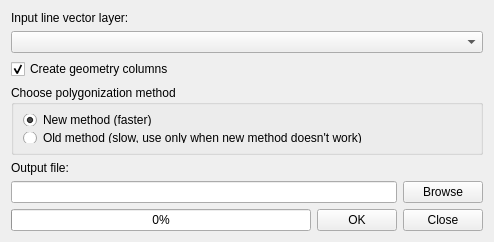
The window that ui_polygonizer.ui (p0cisk/Polygonizer) describes before a commit, drawn with Qt 5.
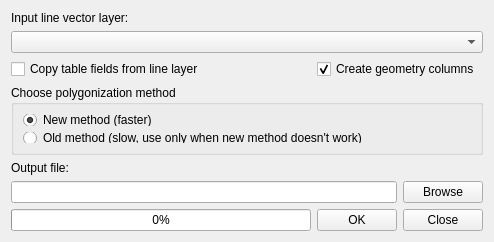
The same window after the commit.

Commit message: Fix #2 - copy fields from source layer is now optional

```diff
--- a/ui_polygonizer.ui
+++ b/ui_polygonizer.ui
@@ -34,16 +34,6 @@
      </property>
     </widget>
    </item>
-   <item row="2" column="0" colspan="2">
-    <widget class="QCheckBox" name="cbGeometry">
-     <property name="text">
-      <string>Create geometry columns</string>
-     </property>
-     <property name="checked">
-      <bool>true</bool>
-     </property>
-    </widget>
-   </item>
    <item row="4" column="0">
     <widget class="QLabel" name="label_2">
      <property name="text">
@@ -123,6 +113,23 @@
      </layout>
     </widget>
    </item>
+   <item row="2" column="1" colspan="2">
+    <widget class="QCheckBox" name="cbGeometry">
+     <property name="text">
+      <string>Create geometry columns</string>
+     </property>
+     <property name="checked">
+      <bool>true</bool>
+     </property>
+    </widget>
+   </item>
+   <item row="2" column="0">
+    <widget class="QCheckBox" name="cbTable">
+     <property name="text">
+      <string>Copy table fields from line layer</string>
+     </property>
+    </widget>
+   </item>
   </layout>
  </widget>
  <tabstops>
```
Left out of the diff: 2 changed lines with no effect on the pictures. The commit also changes 2 other files.
